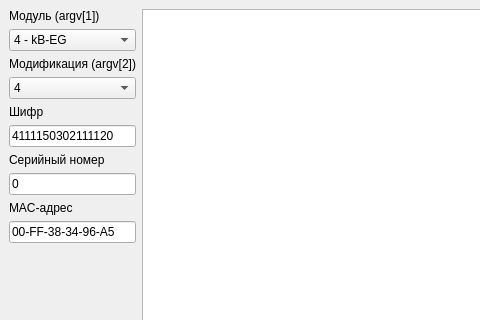
Above: mainwindow.ui from Katczinski/Teststand before the change; both pictures show x 0 to 480 and y 0 to 320 of the 829 by 561 pixel window. Below: the same form after it.
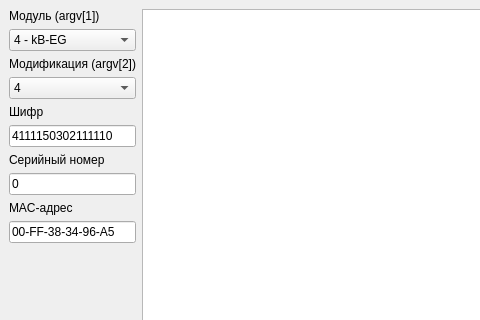
That is the form after the change. Custom widgets are drawn as their Qt base class.

The edit to the form file:
```diff
--- a/mainwindow.ui
+++ b/mainwindow.ui
@@ -132,7 +132,7 @@
         <item row="5" column="0" colspan="2">
          <widget class="QLineEdit" name="cipher">
           <property name="text">
-           <string>4111150302111120</string>
+           <string>4111150302111110</string>
           </property>
           <property name="maxLength">
            <number>16</number>
```
